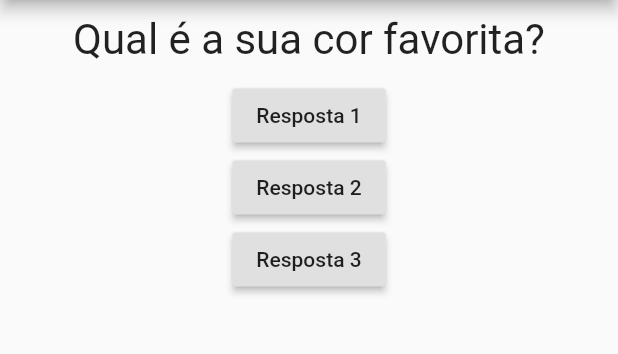
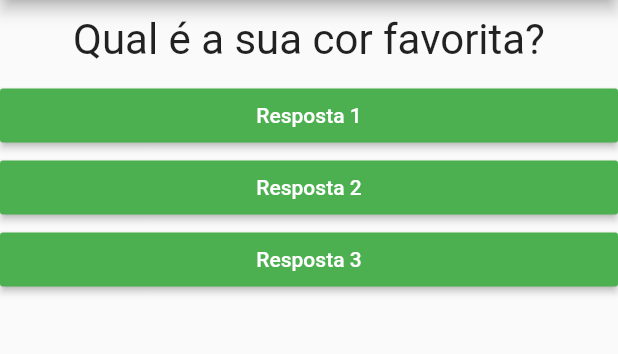
Before and after one commit to marcosdenisalves/perguntas_e_respostas, a Flutter app: the screen it shows after launch, on a phone screen of 412 x 824 dp, the part 84-438 px from its top. Run offline on Flutter 3.47's test engine with Material 2 defaults, Android fonts, the phone set to English and light mode, and no system bars.

```diff
--- a/lib/main.dart
+++ b/lib/main.dart
@@ -1,4 +1,5 @@
 import 'package:flutter/material.dart';
+import './resposta.dart';
 import './questao.dart';
 
 main() {
@@ -17,8 +18,18 @@ class _PerguntaAppState extends State<PerguntaApp> {
   @override
   Widget build(BuildContext context) {
     final perguntas = [
-      'Qual é a sua cor favorita?',
-      'Qual é o seu animal favorito?',
+      {
+        'texto': 'Qual é a sua cor favorita?',
+        'respostas': ['Preto', 'Vermelho', 'Verde', 'Branco'],
+      },
+      {
+        'texto': 'Qual é o seu animal favorito?',
+        'respostas': ['Coelho', 'Cobra', 'Elefante', 'Leao'],
+      },
+      {
+        'texto': 'Qual é o seu instrutor favorito?',
+        'respostas': ['Maria', 'João', 'Leo', 'Pedro'],
+      },
     ];
 
     return MaterialApp(
@@ -29,19 +40,10 @@ class _PerguntaAppState extends State<PerguntaApp> {
         ),
         body: Column(
           children: <Widget>[
-            Questao(perguntas[_perguntaSelecionada]),
-            RaisedButton(
-              child: Text('Resposta 1'),
-              onPressed: _responder,
-            ),
-            RaisedButton(
-              child: Text('Resposta 2'),
-              onPressed: _responder,
-            ),
-            RaisedButton(
-              child: Text('Resposta 3'),
-              onPressed: _responder,
-            ),
+            Questao(perguntas[_perguntaSelecionada]['texto']),
+            Resposta(texto: 'Resposta 1', fn: _responder),
+            Resposta(texto: 'Resposta 2', fn: _responder),
+            Resposta(texto: 'Resposta 3', fn: _responder),
           ],
         ),
       ),
--- /dev/null
+++ b/lib/resposta.dart
@@ -0,0 +1,22 @@
+import 'package:flutter/cupertino.dart';
+import 'package:flutter/material.dart';
+
+class Resposta extends StatelessWidget {
+  final String texto;
+  final void Function() fn;
+
+  Resposta({this.texto, this.fn});
+
+  @override
+  Widget build(BuildContext context) {
+    return Container(
+      width: double.infinity,
+      child: RaisedButton(
+        textColor: Colors.white,
+        color: Colors.green,
+        child: Text(texto),
+        onPressed: fn,
+      ),
+    );
+  }
+}
```
